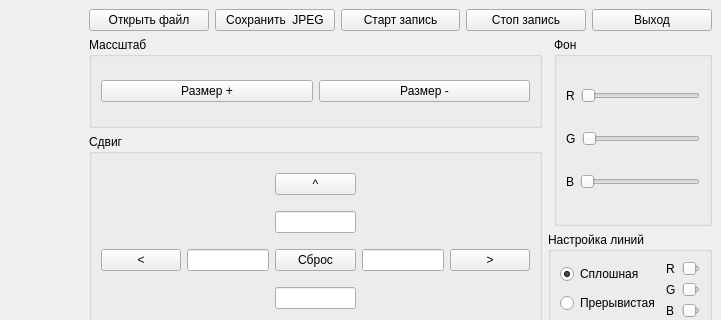
Above: viewer.ui from dandyelf/3dviewer1.0 before the change; both pictures show x 526 to 1247 and y 0 to 320 of the 1247 by 694 pixel window. Below: the same form after it.
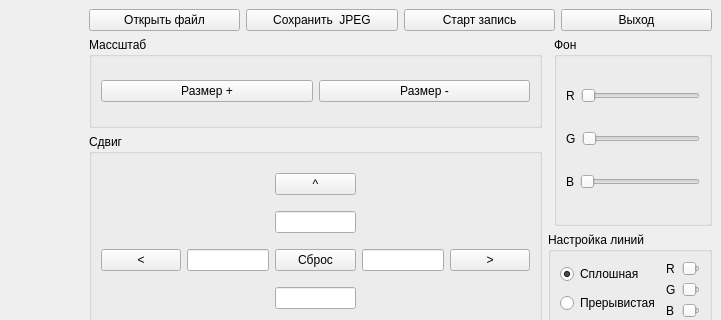
That is the form after the change. Custom widgets are drawn as their Qt base class.

```diff
--- a/viewer.ui
+++ b/viewer.ui
@@ -41,13 +41,6 @@
         </property>
        </widget>
       </item>
-      <item>
-       <widget class="QPushButton" name="pushButton_14">
-        <property name="text">
-         <string>Стоп запись</string>
-        </property>
-       </widget>
-      </item>
       <item>
        <widget class="QPushButton" name="pushButton_2">
         <property name="text">
```
Left out of the diff: 2 changed lines with no effect on the pictures.
